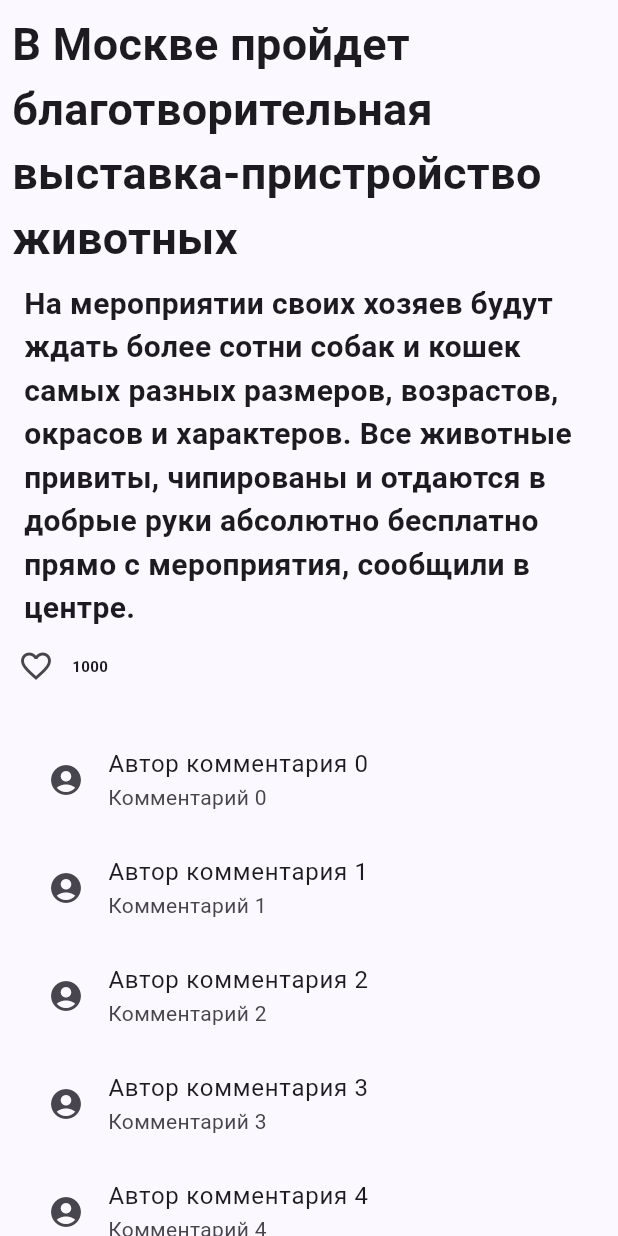
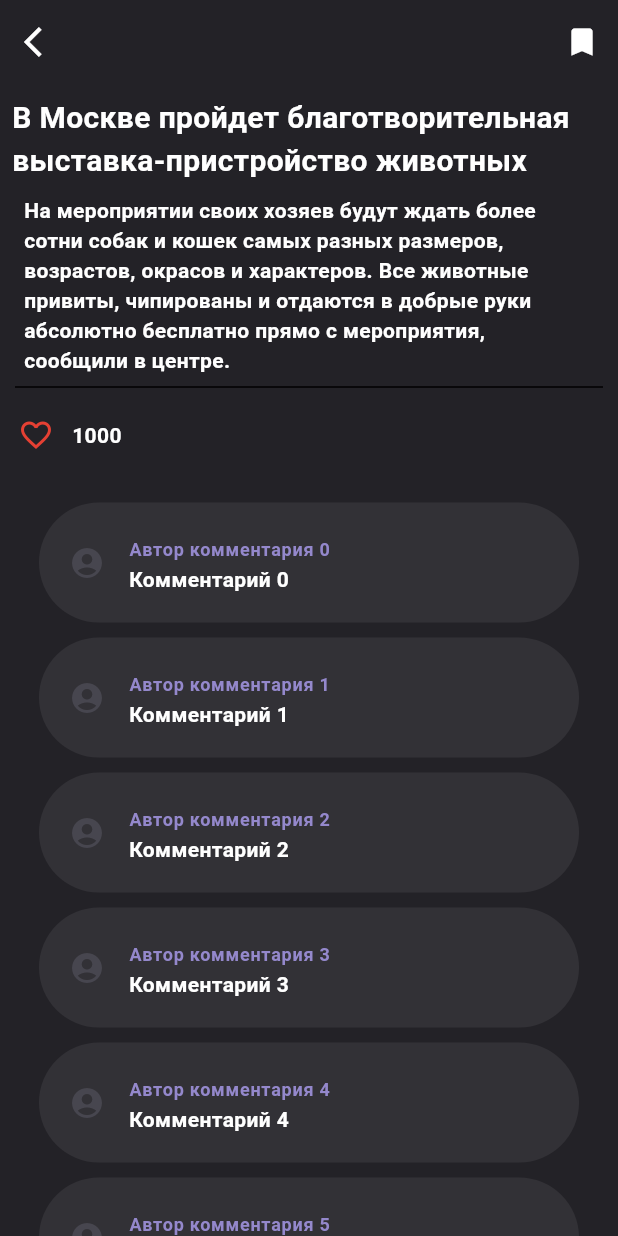
Before and after one commit to edikgoose/news-app, a Flutter app: the NewsPage screen opened directly, on a phone screen of 412 x 824 dp. Run offline on Flutter 3.47's test engine with Material 2 defaults, Android fonts, the light colour scheme and no system bars.

Commit message:
update news_page

```diff
--- a/lib/pages/news_page.dart
+++ b/lib/pages/news_page.dart
@@ -1,14 +1,33 @@
 import 'package:flutter/material.dart';
-
 
 class NewsPage extends StatelessWidget {
   const NewsPage({super.key});
 
   @override
   Widget build(BuildContext context) {
-
     return Scaffold(
-        body: Column(
+      backgroundColor: Color.fromRGBO(35, 34, 39, 1),
+      appBar: AppBar(
+        backgroundColor: Color.fromRGBO(35, 34, 39, 1),
+        leading: IconButton(
+          icon: Icon(
+            Icons.arrow_back_ios,
+            color: Colors.white,
+          ),
+          onPressed: () => Navigator.of(context).pop(),
+        ),
+        actions: <Widget>[
+          IconButton(
+            icon: Icon(
+              Icons.bookmark,
+              color: Colors.white,
+            ),
+            onPressed: () {},
+          ),
+        ],
+      ),
+      body: SingleChildScrollView(
+      child: Column(
         crossAxisAlignment: CrossAxisAlignment.start,
         children: [
           Padding(
@@ -16,7 +35,8 @@ class NewsPage extends StatelessWidget {
             child: Text(
               'В Москве пройдет благотворительная выставка-пристройство животных',
               style: TextStyle(
-                    fontSize: 30,
+                color: Colors.white,
+                fontSize: 20,
                 fontWeight: FontWeight.bold,
               ),
             ),
@@ -26,44 +46,74 @@ class NewsPage extends StatelessWidget {
             child: Text(
               'На мероприятии своих хозяев будут ждать более сотни собак и кошек самых разных размеров, возрастов, окрасов и характеров. Все животные привиты, чипированы и отдаются в добрые руки абсолютно бесплатно прямо с мероприятия, сообщили в центре.',
               style: TextStyle(
-                    fontSize: 20,
+                color: Colors.white,
+                fontSize: 14,
                 fontWeight: FontWeight.bold,
               ),
             ),
           ),
+          Divider(
+            color: Colors.black,
+            thickness: 1,
+            indent: 10,
+            endIndent: 10,
+          ),
           Row(
             children: [
               IconButton(
-                    icon: Icon(Icons.favorite_border),
+                icon: Icon(Icons.favorite_border, color: Color.fromRGBO(229, 64, 51, 1),),
                 onPressed: () {}, // TODO: like
               ),
               Text(
                 '1000',
                 style: TextStyle(
-                      fontSize: 10,
+                  color: Colors.white,
+                  fontSize: 14,
                   fontWeight: FontWeight.bold,
                 ),
-
               )
             ],
           ),
-              Expanded(
+          Container(
+            color: Color.fromRGBO(35, 34, 39, 1),
             child: ListView.builder(
               padding: const EdgeInsets.all(16.0),
+              shrinkWrap: true,
+              physics: NeverScrollableScrollPhysics(),
               itemCount: 10,
               itemBuilder: (BuildContext context, int index) {
-                  return ListTile(
+                return Container(
+                  padding: EdgeInsets.all(4),
+                  margin: EdgeInsets.symmetric(vertical: 5, horizontal: 10),
+                  decoration: BoxDecoration(
+                    color: Color.fromRGBO(50, 49, 54, 1),
+                    borderRadius: BorderRadius.circular(100),
+                  ),
+                  child: ListTile(
                     leading: Icon(Icons.account_circle),
-                    title: Text('Автор комментария $index'),
-                    subtitle: Text('Комментарий $index'),
+                    title: Text(
+                      'Автор комментария $index',
+                      style: TextStyle(
+                        color: Color.fromRGBO(148, 136, 204, 1),
+                        fontSize: 12,
+                        fontWeight: FontWeight.bold,
+                      ),
+                    ),
+                    subtitle: Text(
+                      'Комментарий $index',
+                      style: TextStyle(
+                        color: Colors.white,
+                        fontSize: 14,
+                        fontWeight: FontWeight.bold,
+                      ),
+                    ),
+                  ),
                 );
               },
             ),
           ),
         ],
-
-            )
-
-    );
+      ),
+    ));
   }
 }
```
Lines whose indentation alone changed are shown as unchanged.
